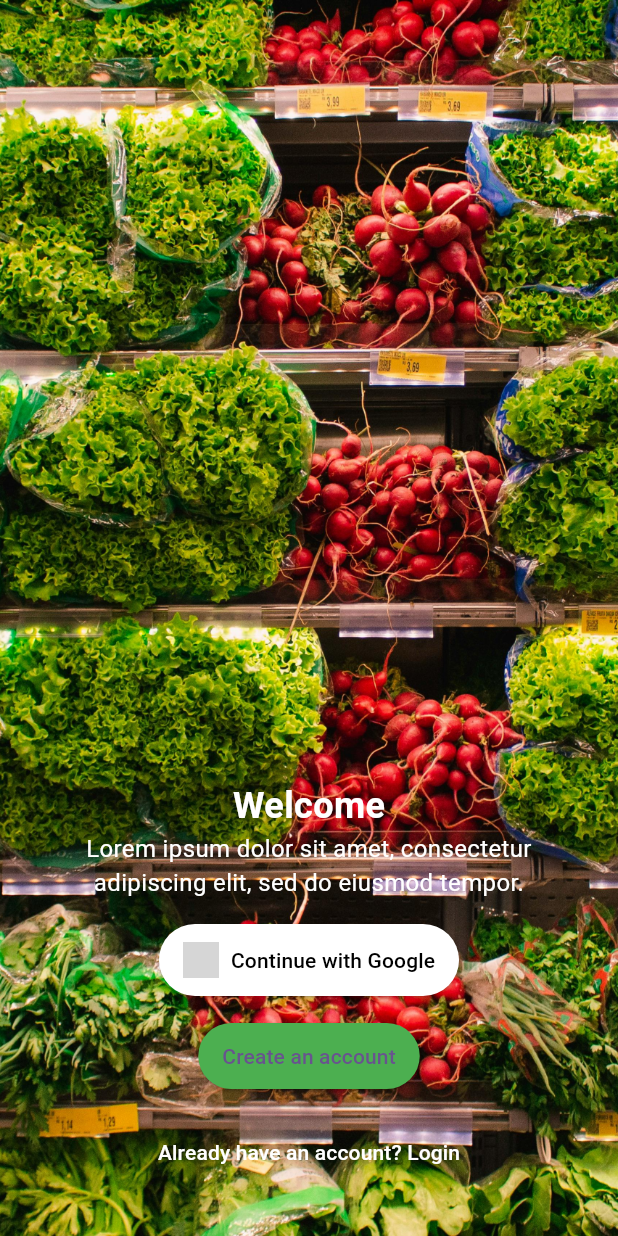
After one commit to berkemremert/yesilsepet, a Flutter app: the screen it shows after launch, after a tap on "Go to Welcome Page", on a phone screen of 412 x 824 dp. The commit adds this screen. Run offline on Flutter 3.47's test engine with Material 3 defaults, Android fonts, the phone set to English and light mode, and no system bars; grey boxes are pictures that could not be loaded.

Commit message:
assets updated

```diff
--- /dev/null
+++ b/lib/ViewModels/welcomePage/WelcomeViewModel.dart
@@ -0,0 +1,15 @@
+import 'package:flutter/material.dart';
+
+class WelcomeViewModel extends ChangeNotifier {
+  void signInWithGoogle() {
+    // Implement Google sign-in logic
+  }
+
+  void createAccount() {
+    // Implement account creation logic
+  }
+
+  void login() {
+    // Implement login navigation logic
+  }
+}
--- /dev/null
+++ b/lib/Views/welcomePage/WelcomePage.dart
@@ -0,0 +1,52 @@
+import 'package:flutter/material.dart';
+import 'package:provider/provider.dart';
+import '../../ViewModels/WelcomePage/WelcomeViewModel.dart';
+import 'widgets/welcome_header.dart';
+import 'widgets/welcome_message.dart';
+import 'widgets/social_login_button.dart';
+import 'widgets/create_account_button.dart';
+import 'widgets/login_link.dart';
+
+class WelcomePage extends StatelessWidget {
+  @override
+  Widget build(BuildContext context) {
+    final viewModel = context.watch<WelcomeViewModel>();
+
+    return Scaffold(
+      body: Stack(
+        children: [
+          // Background Image
+          Positioned.fill(
+            child: Image.asset(
+              'assets/grocery.jpg',
+              fit: BoxFit.cover,
+            ),
+          ),
+          // Content overlay
+          Positioned.fill(
+            child: Column(
+              mainAxisAlignment: MainAxisAlignment.end,
+              children: [
+                WelcomeHeader(),
+                WelcomeMessage(),
+                const SizedBox(height: 16),
+                SocialLoginButton(
+                  onPressed: viewModel.signInWithGoogle,
+                ),
+                const SizedBox(height: 16),
+                CreateAccountButton(
+                  onPressed: viewModel.createAccount,
+                ),
+                const SizedBox(height: 16),
+                LoginLink(
+                  onPressed: viewModel.login,
+                ),
+                const SizedBox(height: 32),
+              ],
+            ),
+          ),
+        ],
+      ),
+    );
+  }
+}
--- /dev/null
+++ b/lib/Views/welcomePage/widgets/create_account_button.dart
@@ -0,0 +1,19 @@
+import 'package:flutter/material.dart';
+
+class CreateAccountButton extends StatelessWidget {
+  final VoidCallback onPressed;
+
+  const CreateAccountButton({required this.onPressed});
+
+  @override
+  Widget build(BuildContext context) {
+    return ElevatedButton(
+      onPressed: onPressed,
+      child: Text('Create an account'),
+      style: ElevatedButton.styleFrom(
+        backgroundColor: Colors.green,
+        padding: EdgeInsets.symmetric(horizontal: 16, vertical: 12),
+      ),
+    );
+  }
+}
--- /dev/null
+++ b/lib/Views/welcomePage/widgets/login_link.dart
@@ -0,0 +1,18 @@
+import 'package:flutter/material.dart';
+
+class LoginLink extends StatelessWidget {
+  final VoidCallback onPressed;
+
+  const LoginLink({required this.onPressed});
+
+  @override
+  Widget build(BuildContext context) {
+    return TextButton(
+      onPressed: onPressed,
+      child: Text(
+        'Already have an account? Login',
+        style: TextStyle(color: Colors.white),
+      ),
+    );
+  }
+}
--- /dev/null
+++ b/lib/Views/welcomePage/widgets/social_login_button.dart
@@ -0,0 +1,23 @@
+import 'package:flutter/material.dart';
+
+class SocialLoginButton extends StatelessWidget {
+  final VoidCallback onPressed;
+
+  const SocialLoginButton({required this.onPressed});
+
+  @override
+  Widget build(BuildContext context) {
+    return ElevatedButton.icon(
+      onPressed: onPressed,
+      icon: Image.asset(
+        'assets/google_logo.png',
+        height: 24,
+      ),
+      label: Text('Continue with Google'),
+      style: ElevatedButton.styleFrom(
+        foregroundColor: Colors.black, backgroundColor: Colors.white,
+        padding: EdgeInsets.symmetric(horizontal: 16, vertical: 12),
+      ),
+    );
+  }
+}
--- /dev/null
+++ b/lib/Views/welcomePage/widgets/welcome_header.dart
@@ -0,0 +1,18 @@
+import 'package:flutter/material.dart';
+
+class WelcomeHeader extends StatelessWidget {
+  @override
+  Widget build(BuildContext context) {
+    return Padding(
+      padding: const EdgeInsets.only(top: 60.0),
+      child: Text(
+        'Welcome',
+        style: TextStyle(
+          color: Colors.white,
+          fontSize: 24,
+          fontWeight: FontWeight.bold,
+        ),
+      ),
+    );
+  }
+}
--- /dev/null
+++ b/lib/Views/welcomePage/widgets/welcome_message.dart
@@ -0,0 +1,18 @@
+import 'package:flutter/material.dart';
+
+class WelcomeMessage extends StatelessWidget {
+  @override
+  Widget build(BuildContext context) {
+    return Padding(
+      padding: const EdgeInsets.symmetric(horizontal: 24.0),
+      child: Text(
+        'Lorem ipsum dolor sit amet, consectetur adipiscing elit, sed do eiusmod tempor.',
+        textAlign: TextAlign.center,
+        style: TextStyle(
+          color: Colors.white,
+          fontSize: 16,
+        ),
+      ),
+    );
+  }
+}
--- a/lib/debug.dart
+++ b/lib/debug.dart
@@ -1,5 +1,7 @@
 import 'package:flutter/material.dart';
-import 'package:yesilsepet/main.dart';
+import 'package:provider/provider.dart';
+import 'ViewModels/WelcomePage/WelcomeViewModel.dart';
+import 'Views/welcomePage/WelcomePage.dart';
 
 class DebugPage extends StatelessWidget {
   @override
@@ -8,31 +10,31 @@ class DebugPage extends StatelessWidget {
       appBar: AppBar(
         title: Text('Debug Page'),
       ),
-      body: Column(
+      body: Center(
+        child: Column(
           children: [
             ElevatedButton(
               onPressed: () {
                 Navigator.push(
                   context,
                   MaterialPageRoute(
-                  builder: (context) => MyHomePage(title: "bok",),
+                    builder: (context) => ChangeNotifierProvider(
+                      create: (_) => WelcomeViewModel(),
+                      child: WelcomePage(),
+                    ),
                   ),
                 );
               },
-            child: Text('Home'),
+              child: Text('Go to Welcome Page'),
             ),
             ElevatedButton(
               onPressed: () {
-              Navigator.push(
-                context,
-                MaterialPageRoute(
-                  builder: (context) => MyHomePage(title: "bok",),
-                ),
-              );
+              //   DENİZ BURAYAA YAZZZZ
               },
-            child: Text('Login'),
+              child: Text('Go to Welcome Page'),
             ),
           ],
+        )
       ),
     );
   }
--- a/pubspec.yaml
+++ b/pubspec.yaml
@@ -30,6 +30,7 @@ environment:
 dependencies:
   flutter:
     sdk: flutter
+  provider: ^6.1.2
 
 
   # The following adds the Cupertino Icons font to your application.
@@ -52,6 +53,8 @@ dev_dependencies:
 
 # The following section is specific to Flutter packages.
 flutter:
+  assets:
+    - assets/grocery.jpg
 
   # The following line ensures that the Material Icons font is
   # included with your application, so that you can use the icons in
```
Also changed, not shown: lib/main.dart (+3 -49 lines), assets/google-logo.png (added), assets/grocery.jpg (added), pubspec.lock. Lines whose indentation alone changed are shown as unchanged.
